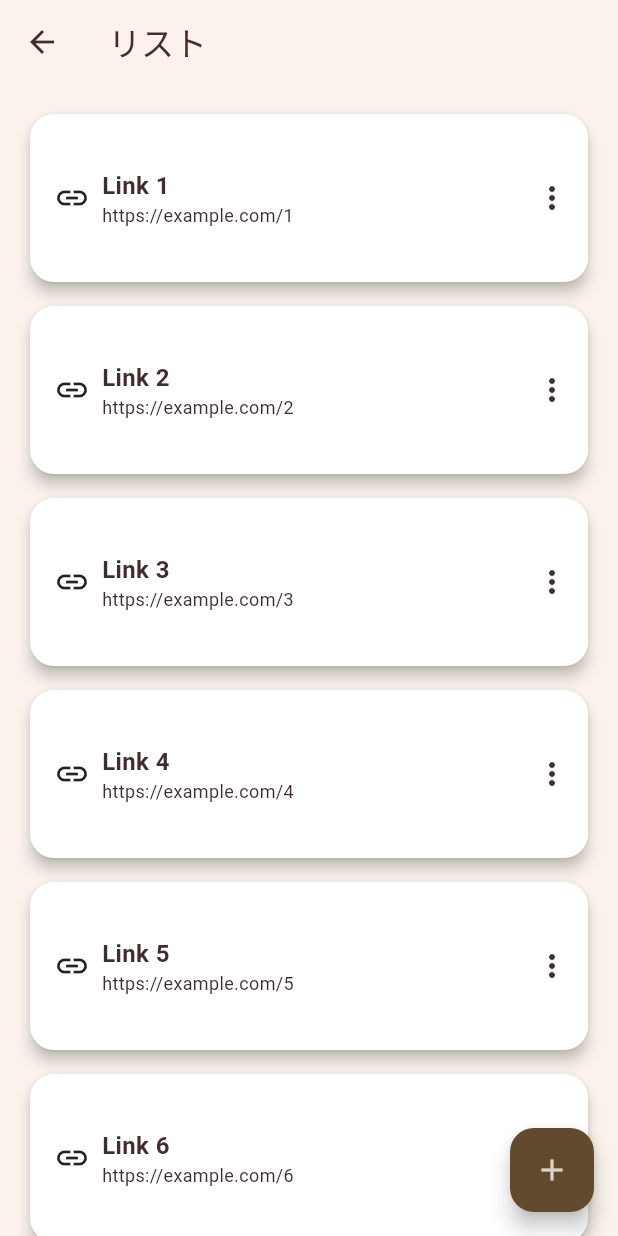
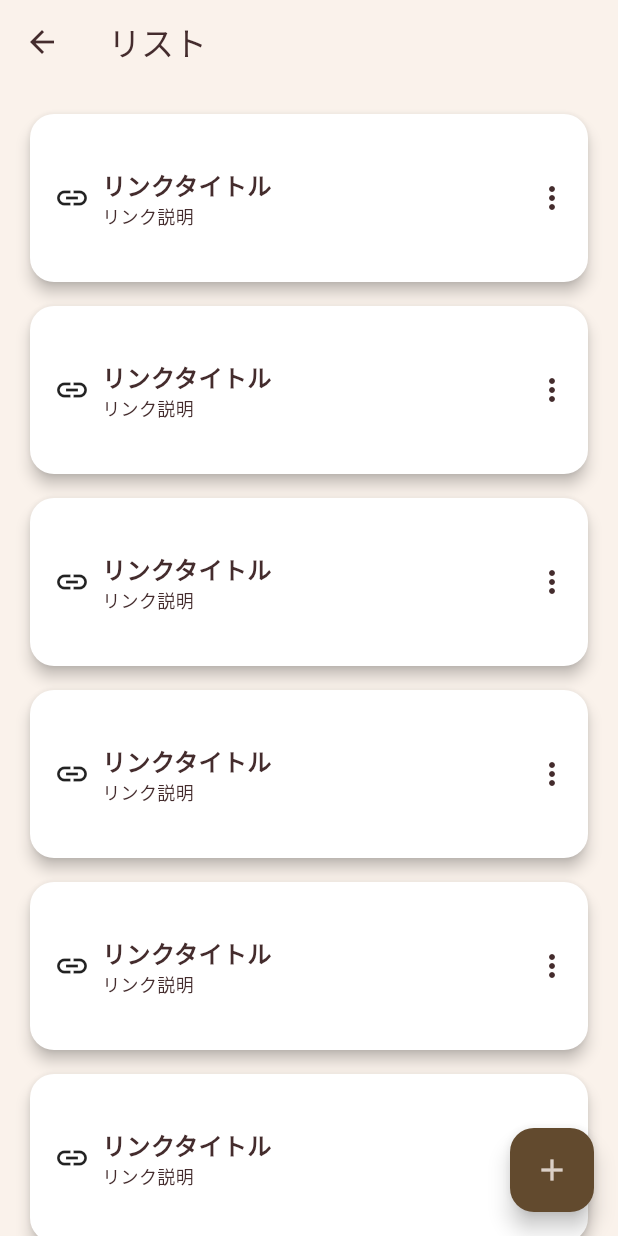
Before and after one commit to Sh1M4D40811m/wishelf, a Flutter app: the screen it shows after launch, after a tap on "リスト", on a phone screen of 412 x 824 dp. Run offline on Flutter 3.47's test engine with Material 3 defaults, Android fonts, the phone set to English and light mode, and no system bars; our stand-ins replace shared_preferences; missing offline and left inert: metadata_fetch.

Commit message:
fix linkModel

```diff
--- a/lib/models/folder.dart
+++ b/lib/models/folder.dart
@@ -4,7 +4,7 @@
   String id;
   String title;
   String colorHex;
-  List<Link> links;
+  List<LinkItem> links;
 
   Folder({
     required this.id,
@@ -24,6 +24,6 @@
     id: json['id'],
     title: json['title'],
     colorHex: json['colorHex'],
-    links: (json['links'] as List).map((e) => Link.fromJson(e)).toList(),
+    links: (json['links'] as List).map((e) => LinkItem.fromJson(e)).toList(),
   );
 }
--- a/lib/models/link.dart
+++ b/lib/models/link.dart
@@ -1,24 +1,43 @@
-// FIXME: 仮実装。imageurlは使わずにurlからサムネイル取得できるか検証する
-final class Link {
+import 'package:metadata_fetch/metadata_fetch.dart';
+
+final class LinkItem {
+  String id;
+  String url;
   String title;
-  String url;
-  String imageUrl;
+  String? description;
+  String? imageUrl;
 
-  Link({
+  LinkItem({
+    required this.id,
+    required this.url,
     required this.title,
-    required this.url,
+    this.description,
     this.imageUrl = '',
   });
 
   Map<String, dynamic> toJson() => {
+    'id': id,
+    'url': url,
     'title': title,
-    'url': url,
+    'description': description,
     'imageUrl': imageUrl,
   };
 
-  factory Link.fromJson(Map<String, dynamic> json) => Link(
+  factory LinkItem.fromMetadata(String url, Metadata data) {
+    return LinkItem(
+      id: DateTime.now().millisecondsSinceEpoch.toString(),
+      url: url,
+      title: data.title ?? '無題',
+      description: data.description,
+      imageUrl: data.image,
+    );
+  }
+
+  factory LinkItem.fromJson(Map<String, dynamic> json) => LinkItem(
+    id: json['id'],
+    url: json['url'],
     title: json['title'],
-    url: json['url'],
+    description: json['description'],
     imageUrl: json['imageUrl'] ?? '',
   );
 }
--- a/lib/views/link_list_screen.dart
+++ b/lib/views/link_list_screen.dart
@@ -60,14 +60,14 @@ final class LinkListScreen extends StatelessWidget {
       spacing: 8,
       crossAxisAlignment: CrossAxisAlignment.center,
       children: [
-        Icon(Icons.link),
+        Icon(Icons.link), // リンク画像
         Expanded(
           child: Column(
             mainAxisAlignment: MainAxisAlignment.center,
             crossAxisAlignment: CrossAxisAlignment.start,
             children: [
               Text(
-                "Link ${index + 1}",
+                "リンクタイトル",
                 style: TextStyle(
                   fontSize: 16,
                   fontWeight: FontWeight.bold,
@@ -76,7 +76,7 @@ final class LinkListScreen extends StatelessWidget {
                 maxLines: 1,
               ),
               Text(
-                "https://example.com/${index + 1}",
+                "リンク説明",
                 style: TextStyle(
                   fontSize: 12,
                   color: Theme.of(context).colorScheme.onSurface,
--- a/pubspec.yaml
+++ b/pubspec.yaml
@@ -33,6 +33,8 @@ dependencies:
   path_provider: ^2.1.5
   provider: ^6.1.5
   shared_preferences: ^2.5.3
+  metadata_fetch: ^0.4.2
+  http: ^1.4.0
 
   # The following adds the Cupertino Icons font to your application.
   # Use with the CupertinoIcons class for iOS style icons.
```
Also changed, not shown: pubspec.lock.
